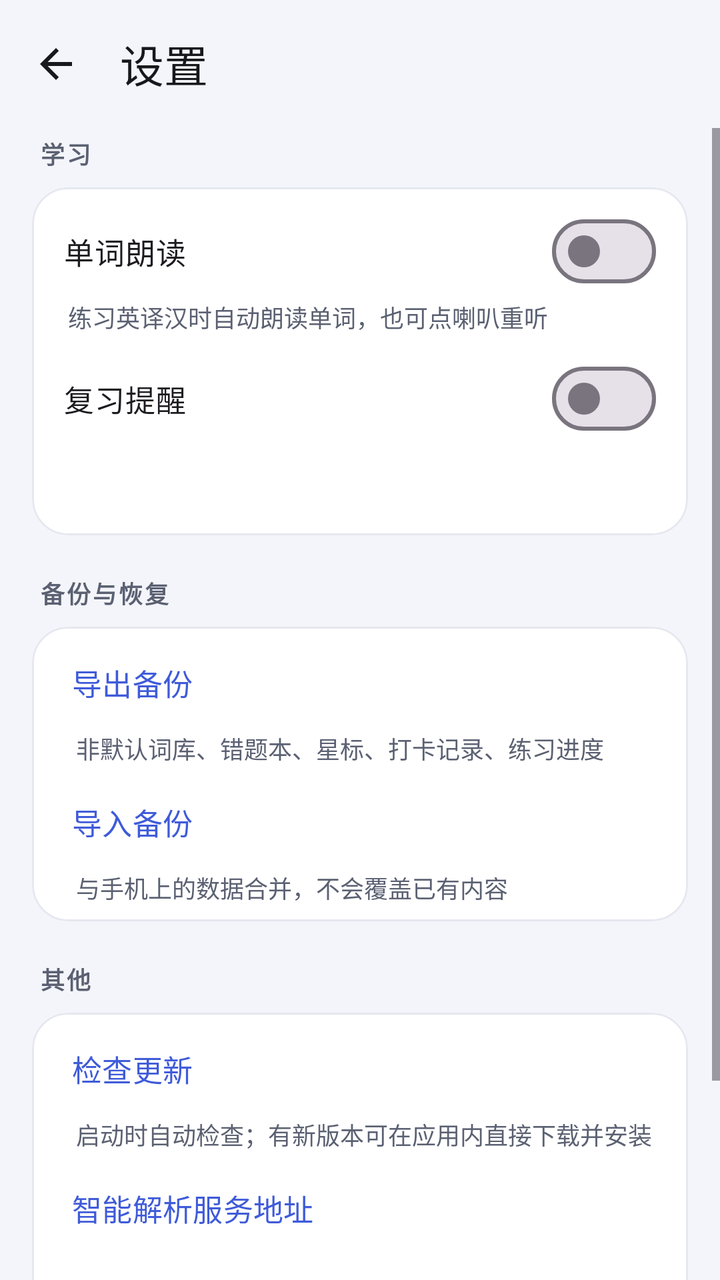
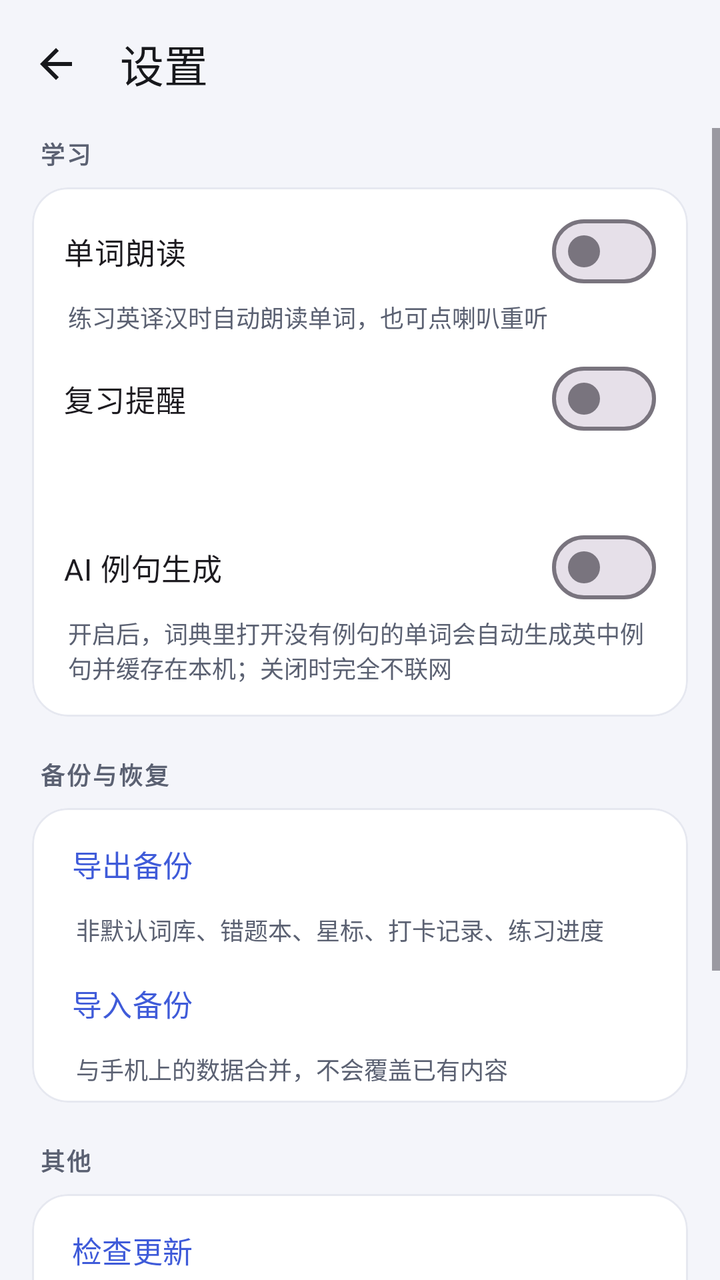

Screens rendered from an Android XML layout before and after an edit, with the pre-edit source and the edit as a unified diff.
<!-- AndroidManifest.xml: application theme Theme.WordDrill -->
<!-- res/layout/activity_settings.xml -->
<?xml version="1.0" encoding="utf-8"?>
<LinearLayout xmlns:android="http://schemas.android.com/apk/res/android"
    xmlns:app="http://schemas.android.com/apk/res-auto"
    android:id="@+id/root"
    android:layout_width="match_parent"
    android:layout_height="match_parent"
    android:background="@color/bg"
    android:orientation="vertical">

    <com.google.android.material.appbar.MaterialToolbar
        android:id="@+id/toolbar"
        style="@style/Toolbar.WordDrill"
        android:layout_width="match_parent"
        android:layout_height="?attr/actionBarSize"
        app:navigationIcon="@drawable/ic_arrow_back"
        app:title="@string/title_settings" />

    <ScrollView
        android:layout_width="match_parent"
        android:layout_height="0dp"
        android:layout_weight="1"
        android:fillViewport="true">

        <LinearLayout
            android:layout_width="match_parent"
            android:layout_height="wrap_content"
            android:orientation="vertical"
            android:paddingStart="16dp"
            android:paddingTop="4dp"
            android:paddingEnd="16dp"
            android:paddingBottom="24dp">

            <TextView
                style="@style/Text.SectionLabel"
                android:layout_width="wrap_content"
                android:layout_height="wrap_content"
                android:layout_marginStart="4dp"
                android:text="@string/settings_section_study" />

            <com.google.android.material.card.MaterialCardView
                android:layout_width="match_parent"
                android:layout_height="wrap_content"
                android:layout_marginTop="8dp"
                app:cardBackgroundColor="@color/surface"
                app:cardCornerRadius="18dp"
                app:cardElevation="0dp"
                app:strokeColor="@color/divider"
                app:strokeWidth="1dp">

                <LinearLayout
                    android:layout_width="match_parent"
                    android:layout_height="wrap_content"
                    android:orientation="vertical"
                    android:paddingStart="16dp"
                    android:paddingTop="8dp"
                    android:paddingEnd="16dp"
                    android:paddingBottom="8dp">

                    <com.google.android.material.materialswitch.MaterialSwitch
                        android:id="@+id/swTts"
                        android:layout_width="match_parent"
                        android:layout_height="wrap_content"
                        android:minHeight="48dp"
                        android:text="@string/settings_tts_title"
                        android:textSize="15sp" />

                    <TextView
                        android:layout_width="match_parent"
                        android:layout_height="wrap_content"
                        android:layout_marginStart="2dp"
                        android:layout_marginBottom="8dp"
                        android:text="@string/settings_tts_desc"
                        android:textColor="@color/text_secondary"
                        android:textSize="12sp" />

                    <com.google.android.material.materialswitch.MaterialSwitch
                        android:id="@+id/swReminder"
                        android:layout_width="match_parent"
                        android:layout_height="wrap_content"
                        android:minHeight="48dp"
                        android:text="@string/settings_reminder"
                        android:textSize="15sp" />

                    <TextView
                        android:id="@+id/tvReminderTime"
                        android:layout_width="match_parent"
                        android:layout_height="wrap_content"
                        android:layout_marginStart="2dp"
                        android:layout_marginBottom="8dp"
                        android:background="?attr/selectableItemBackground"
                        android:paddingTop="6dp"
                        android:paddingBottom="6dp"
                        android:textColor="@color/text_secondary"
                        android:textSize="12sp" />
                </LinearLayout>
            </com.google.android.material.card.MaterialCardView>

            <TextView
                style="@style/Text.SectionLabel"
                android:layout_width="wrap_content"
                android:layout_height="wrap_content"
                android:layout_marginTop="20dp"
                android:layout_marginStart="4dp"
                android:text="@string/settings_backup" />

            <com.google.android.material.card.MaterialCardView
                android:layout_width="match_parent"
                android:layout_height="wrap_content"
                android:layout_marginTop="8dp"
                app:cardBackgroundColor="@color/surface"
                app:cardCornerRadius="18dp"
                app:cardElevation="0dp"
                app:strokeColor="@color/divider"
                app:strokeWidth="1dp">

                <LinearLayout
                    android:layout_width="match_parent"
                    android:layout_height="wrap_content"
                    android:orientation="vertical"
                    android:paddingStart="8dp"
                    android:paddingTop="4dp"
                    android:paddingEnd="8dp"
                    android:paddingBottom="4dp">

                    <com.google.android.material.button.MaterialButton
                        android:id="@+id/btnExport"
                        style="@style/Widget.Material3.Button.TextButton"
                        android:layout_width="match_parent"
                        android:layout_height="wrap_content"
                        android:gravity="start|center_vertical"
                        android:text="@string/settings_export"
                        android:textSize="15sp" />

                    <TextView
                        android:layout_width="match_parent"
                        android:layout_height="wrap_content"
                        android:layout_marginStart="14dp"
                        android:layout_marginBottom="4dp"
                        android:text="@string/settings_export_desc"
                        android:textColor="@color/text_secondary"
                        android:textSize="12sp" />

                    <com.google.android.material.button.MaterialButton
                        android:id="@+id/btnImport"
                        style="@style/Widget.Material3.Button.TextButton"
                        android:layout_width="match_parent"
                        android:layout_height="wrap_content"
                        android:gravity="start|center_vertical"
                        android:text="@string/settings_import"
                        android:textSize="15sp" />

                    <TextView
                        android:layout_width="match_parent"
                        android:layout_height="wrap_content"
                        android:layout_marginStart="14dp"
                        android:layout_marginBottom="4dp"
                        android:text="@string/settings_import_desc"
                        android:textColor="@color/text_secondary"
                        android:textSize="12sp" />
                </LinearLayout>
            </com.google.android.material.card.MaterialCardView>

            <TextView
                style="@style/Text.SectionLabel"
                android:layout_width="wrap_content"
                android:layout_height="wrap_content"
                android:layout_marginTop="20dp"
                android:layout_marginStart="4dp"
                android:text="@string/settings_section_other" />

            <com.google.android.material.card.MaterialCardView
                android:layout_width="match_parent"
                android:layout_height="wrap_content"
                android:layout_marginTop="8dp"
                app:cardBackgroundColor="@color/surface"
                app:cardCornerRadius="18dp"
                app:cardElevation="0dp"
                app:strokeColor="@color/divider"
                app:strokeWidth="1dp">

                <LinearLayout
                    android:layout_width="match_parent"
                    android:layout_height="wrap_content"
                    android:orientation="vertical"
                    android:paddingStart="8dp"
                    android:paddingTop="4dp"
                    android:paddingEnd="8dp"
                    android:paddingBottom="4dp">

                    <com.google.android.material.button.MaterialButton
                        android:id="@+id/btnCheckUpdate"
                        style="@style/Widget.Material3.Button.TextButton"
                        android:layout_width="match_parent"
                        android:layout_height="wrap_content"
                        android:gravity="start|center_vertical"
                        android:text="@string/settings_check_update"
                        android:textSize="15sp" />

                    <TextView
                        android:layout_width="match_parent"
                        android:layout_height="wrap_content"
                        android:layout_marginStart="14dp"
                        android:layout_marginBottom="4dp"
                        android:text="@string/settings_update_desc"
                        android:textColor="@color/text_secondary"
                        android:textSize="12sp" />

                    <com.google.android.material.button.MaterialButton
                        android:id="@+id/btnSmartParseUrl"
                        style="@style/Widget.Material3.Button.TextButton"
                        android:layout_width="match_parent"
                        android:layout_height="wrap_content"
                        android:gravity="start|center_vertical"
                        android:text="@string/settings_smart_parse"
                        android:textSize="15sp" />

                    <TextView
                        android:id="@+id/tvSmartParseUrl"
                        android:layout_width="match_parent"
                        android:layout_height="wrap_content"
                        android:layout_marginStart="14dp"
                        android:layout_marginBottom="4dp"
                        android:textColor="@color/text_secondary"
                        android:textSize="12sp" />

                    <com.google.android.material.button.MaterialButton
                        android:id="@+id/btnAbout"
                        style="@style/Widget.Material3.Button.TextButton"
                        android:layout_width="match_parent"
                        android:layout_height="wrap_content"
                        android:gravity="start|center_vertical"
                        android:text="@string/settings_about"
                        android:textSize="15sp" />
                </LinearLayout>
            </com.google.android.material.card.MaterialCardView>

            <TextView
                android:id="@+id/tvVersion"
                android:layout_width="match_parent"
                android:layout_height="wrap_content"
                android:layout_marginTop="20dp"
                android:gravity="center"
                android:textColor="@color/text_hint"
                android:textSize="12sp" />
        </LinearLayout>
    </ScrollView>
</LinearLayout>
<!-- resources referenced by this layout -->
<resources>
  <color name="bg">#F4F5FA</color>
  <color name="divider">#E6E8F0</color>
  <color name="surface">#FFFFFF</color>
  <color name="text_hint">#9AA0B0</color>
  <color name="text_secondary">#5B6172</color>
  <!-- drawable ic_arrow_back (drawable) -->
  <?xml version="1.0" encoding="utf-8"?>
  <vector xmlns:android="http://schemas.android.com/apk/res/android"
      android:width="24dp"
      android:height="24dp"
      android:viewportWidth="24"
      android:viewportHeight="24">
      <path
          android:fillColor="#FFFFFF"
          android:pathData="M20,11H7.83l5.59,-5.59L12,4l-8,8 8,8 1.41,-1.41L7.83,13H20v-2z" />
  </vector>
  <string name="settings_about">关于</string>
  <string name="settings_backup">备份与恢复</string>
  <string name="settings_check_update">检查更新</string>
  <string name="settings_export">导出备份</string>
  <string name="settings_export_desc">非默认词库、错题本、星标、打卡记录、练习进度</string>
  <string name="settings_import">导入备份</string>
  <string name="settings_import_desc">与手机上的数据合并，不会覆盖已有内容</string>
  <string name="settings_reminder">复习提醒</string>
  <string name="settings_section_other">其他</string>
  <string name="settings_section_study">学习</string>
  <string name="settings_smart_parse">智能解析服务地址</string>
  <string name="settings_tts_desc">练习英译汉时自动朗读单词，也可点喇叭重听</string>
  <string name="settings_tts_title">单词朗读</string>
  <string name="settings_update_desc">启动时自动检查；有新版本可在应用内直接下载并安装</string>
  <string name="title_settings">设置</string>
  <style name="Text.SectionLabel" parent="">
          <item name="android:textSize">12sp</item>
          <item name="android:textColor">@color/text_secondary</item>
          <item name="android:letterSpacing">0.08</item>
          <item name="android:textStyle">bold</item>
      </style>
  <style name="Toolbar.WordDrill" parent="Widget.Material3.Toolbar">
          <item name="android:background">@color/bg</item>
          <item name="titleTextColor">@color/text_primary</item>
          <item name="subtitleTextColor">@color/text_secondary</item>
          <item name="navigationIconTint">@color/text_primary</item>
      </style>
  <style name="Theme.WordDrill" parent="Theme.Material3.DayNight.NoActionBar">
          <item name="colorPrimary">@color/brand</item>
          <item name="colorOnPrimary">@color/white</item>
          <item name="colorPrimaryContainer">@color/brand_container</item>
          <item name="colorOnPrimaryContainer">@color/brand_dark</item>
          <item name="colorSecondary">@color/accent</item>
          <item name="colorSurface">@color/surface</item>
          <item name="android:colorBackground">@color/bg</item>
          <item name="android:windowBackground">@color/bg</item>
          <item name="android:statusBarColor">@color/bg</item>
          <item name="android:navigationBarColor">@color/bg</item>
          <item name="android:windowLightStatusBar">@bool/light_status_bar</item>
      </style>
  <color name="text_primary">#17181C</color>
  <color name="brand">#3F5BD9</color>
  <color name="white">#FFFFFF</color>
  <color name="brand_container">#E4E9FF</color>
  <color name="brand_dark">#1D2B6B</color>
  <color name="accent">#F2A03D</color>
</resources>

<!-- the commit's change to res/layout/activity_settings.xml (unified diff, before → after) -->
@@ -92,6 +92,23 @@
                         android:paddingBottom="6dp"
                         android:textColor="@color/text_secondary"
                         android:textSize="12sp" />
+
+                    <com.google.android.material.materialswitch.MaterialSwitch
+                        android:id="@+id/swExampleAi"
+                        android:layout_width="match_parent"
+                        android:layout_height="wrap_content"
+                        android:minHeight="48dp"
+                        android:text="@string/settings_example_ai"
+                        android:textSize="15sp" />
+
+                    <TextView
+                        android:layout_width="match_parent"
+                        android:layout_height="wrap_content"
+                        android:layout_marginStart="2dp"
+                        android:layout_marginBottom="8dp"
+                        android:text="@string/settings_example_ai_desc"
+                        android:textColor="@color/text_secondary"
+                        android:textSize="12sp" />
                 </LinearLayout>
             </com.google.android.material.card.MaterialCardView>
 
<!-- resource entries referenced after the edit -->
@@ -19,6 +19,8 @@
   <string name="settings_about">关于</string>
   <string name="settings_backup">备份与恢复</string>
   <string name="settings_check_update">检查更新</string>
+  <string name="settings_example_ai">AI 例句生成</string>
+  <string name="settings_example_ai_desc">开启后，词典里打开没有例句的单词会自动生成英中例句并缓存在本机；关闭时完全不联网</string>
   <string name="settings_export">导出备份</string>
   <string name="settings_export_desc">非默认词库、错题本、星标、打卡记录、练习进度</string>
   <string name="settings_import">导入备份</string>
